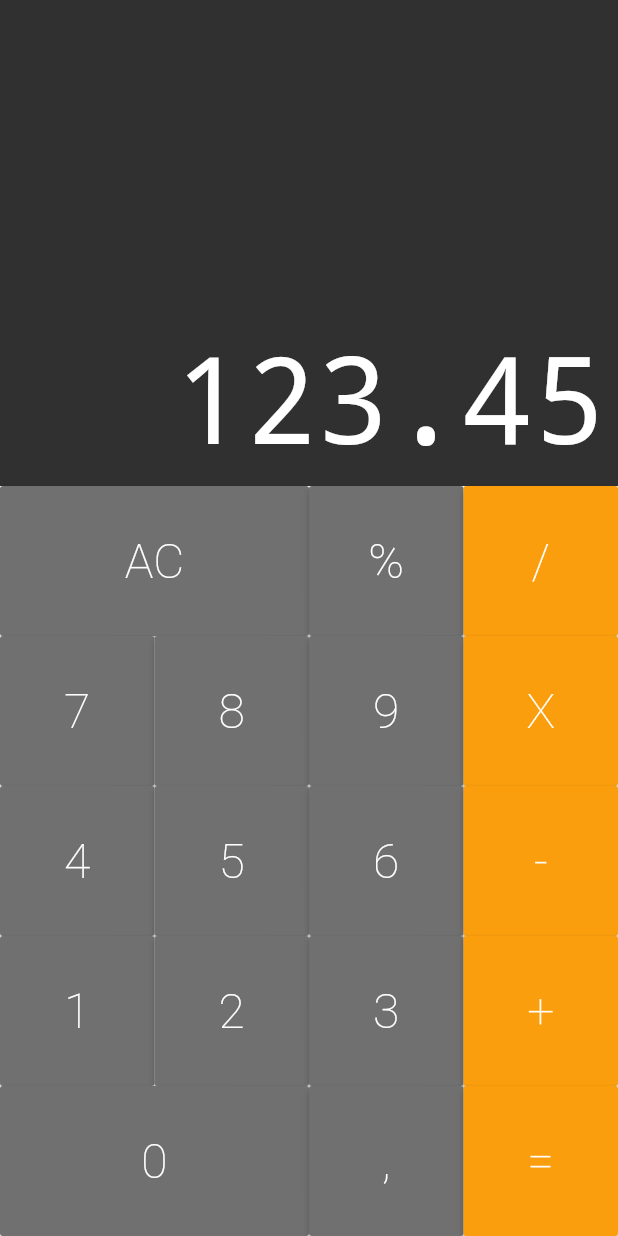
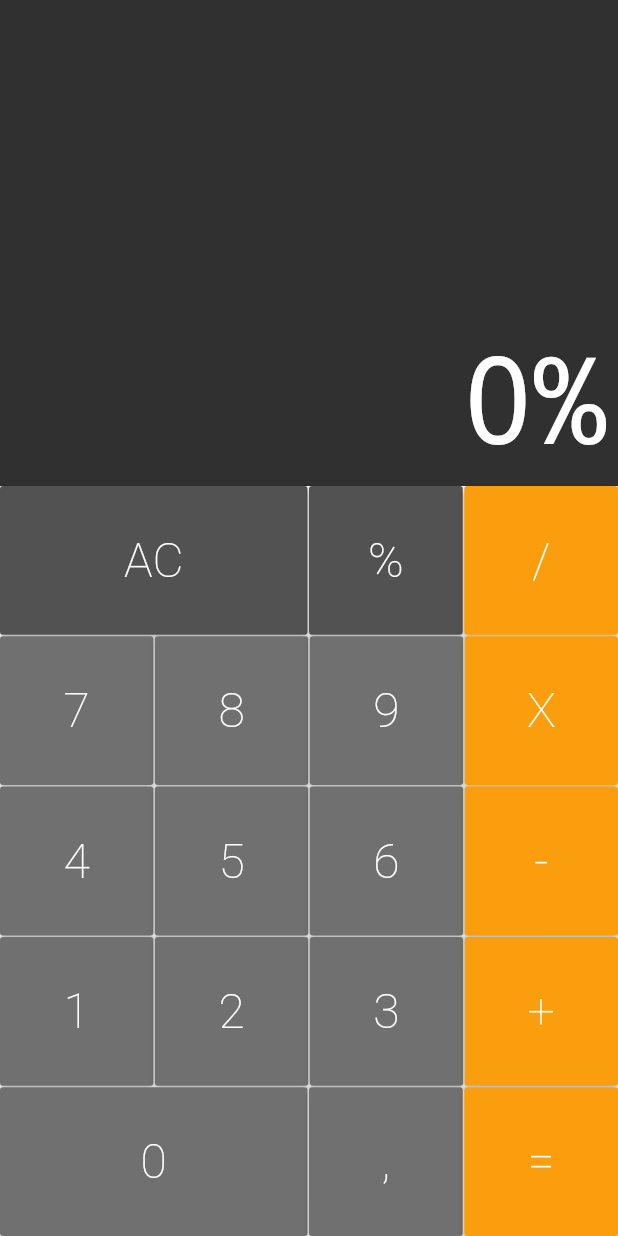
Before and after one commit to GiovannaMS/calculadora_flutter, a Flutter app: the screen it shows after launch, after a tap on an icon or button, on a phone screen of 412 x 824 dp. Run offline on Flutter 3.47's test engine with Material 2 defaults, Android fonts, the phone set to English and light mode, and no system bars; drawn by our look-alikes of auto_size_text.

```diff
--- a/lib/components/button.dart
+++ b/lib/components/button.dart
@@ -11,23 +11,27 @@ class Button extends StatelessWidget {
   final String text; //espera receber uma string
   final bool big; //para botões maiores
   final Color color;
+  final void Function(String) cb; //callback dos botões
 
   Button({
     required this.text, //recebe um text por parâmetro
     this.big = false, //false por padrão
     this.color = DEFAULT,
+    required this.cb,
   });
 
   Button.big({
   required this.text, //recebe um text por parâmetro
   this.big = true, //true por padrão
   this.color = DEFAULT,
+  required this.cb,
   });
 
   Button.operation({
   required this.text, //recebe um text por parâmetro
   this.big = false, //false por padrão
   this.color = OPERATION,
+  required this.cb,
   });
 
   @override
@@ -44,7 +48,7 @@ class Button extends StatelessWidget {
             fontWeight: FontWeight.w200,
           ),
         ), //um child do tipo texto com o text recebido por parâmetro
-        onPressed: () {},
+        onPressed: () => cb(text),
       ),
     );
   }
--- a/lib/components/button_row.dart
+++ b/lib/components/button_row.dart
@@ -13,7 +13,10 @@ class ButtonRow extends StatelessWidget {
       flex: 1,
       child: Row( //retorna uma fileira
         crossAxisAlignment: CrossAxisAlignment.stretch, //estica os botões no eixo vertical
-        children: buttons,
+        children: buttons.fold(<Widget>[], (list, b){ //list é um acumulador e b é cada um dos botões q percorre
+          list.isEmpty ? list.add(b) : list.addAll([SizedBox(width: 1), b]); //se a lista estiver vazia add só o botão, senão add o SizedBox e dps o botão
+          return list;
+        }),
       ),
     );
   }
--- a/lib/components/keyboard.dart
+++ b/lib/components/keyboard.dart
@@ -5,6 +5,11 @@ import 'button.dart';
 import 'button_row.dart';
 
 class Keyboard extends StatelessWidget {
+
+  final void Function(String) cb; //callback dos botões
+
+  Keyboard(this.cb);
+
   @override
   Widget build(BuildContext context) {
     return Container(
@@ -12,32 +17,36 @@ class Keyboard extends StatelessWidget {
       child: Column(
         children: <Widget>[
           ButtonRow([
-            Button.big(text: 'AC'),
-            Button(text: '%'),
-            Button.operation(text: '/'),
+            Button.big(text: 'AC', color: Button.DARK, cb : cb),
+            Button(text: '%', color: Button.DARK, cb : cb),
+            Button.operation(text: '/', cb : cb),
           ]),
+          SizedBox(height: 1), //separa as linhas
           ButtonRow([
-            Button(text: '7'),
-            Button(text: '8'),
-            Button(text: '9'),
-            Button.operation(text: 'X'),
+            Button(text: '7', cb : cb),
+            Button(text: '8', cb : cb),
+            Button(text: '9', cb : cb),
+            Button.operation(text: 'X', cb : cb),
           ]),
+          SizedBox(height: 1),
           ButtonRow([
-            Button(text: '4'),
-            Button(text: '5'),
-            Button(text: '6'),
-            Button.operation(text: '-'),
+            Button(text: '4', cb : cb),
+            Button(text: '5', cb : cb),
+            Button(text: '6', cb : cb),
+            Button.operation(text: '-', cb : cb),
           ]),
+          SizedBox(height: 1),
           ButtonRow([
-            Button(text: '1'),
-            Button(text: '2'),
-            Button(text: '3'),
-            Button.operation(text: '+'),
+            Button(text: '1', cb : cb),
+            Button(text: '2', cb : cb),
+            Button(text: '3', cb : cb),
+            Button.operation(text: '+', cb : cb),
           ]),
+          SizedBox(height: 1),
           ButtonRow([
-            Button.big(text: '0'),
-            Button(text: ','),
-            Button.operation(text: '='),
+            Button.big(text: '0', cb : cb),
+            Button(text: ',', cb : cb),
+            Button.operation(text: '=', cb : cb),
           ]),
         ],
       ),
--- a/lib/models/memory.dart
+++ b/lib/models/memory.dart
@@ -1,3 +1,19 @@
 class Memory{
+  String _value = '0';
 
+  void applyCommand(String command) {
+    if(command == 'AC') {
+      _allClear();
+    } else {
+      _value += command; //altera o valor
+    }
+  }
+
+  _allClear() { //apaga tudo
+    _value = '0';
+  }
+
+  String get value {
+    return _value;
+  }
 }
--- a/lib/screens/calculator.dart
+++ b/lib/screens/calculator.dart
@@ -1,15 +1,30 @@
+import 'package:calculadora/models/memory.dart';
 import 'package:flutter/material.dart';
 import '../components/display.dart';
 import '../components/keyboard.dart';
 
-class Calculadora extends StatelessWidget {
+class Calculadora extends StatefulWidget {
+
+  @override
+  State<Calculadora> createState() => _CalculadoraState();
+}
+
+class _CalculadoraState extends State<Calculadora> {
+  final Memory memory = Memory();
+
+  _onPressed(String command) { //callback dos botões
+    setState(() {
+      memory.applyCommand(command);
+    });
+  }
+
   @override
   Widget build(BuildContext context) {
     return MaterialApp(
       home: Column(
         children: <Widget>[
-          Display('123.45'),
-          Keyboard(),
+          Display(memory.value), //mostra sempre o valor mais atual da memória
+          Keyboard(_onPressed),
         ],
       )
     );
```
